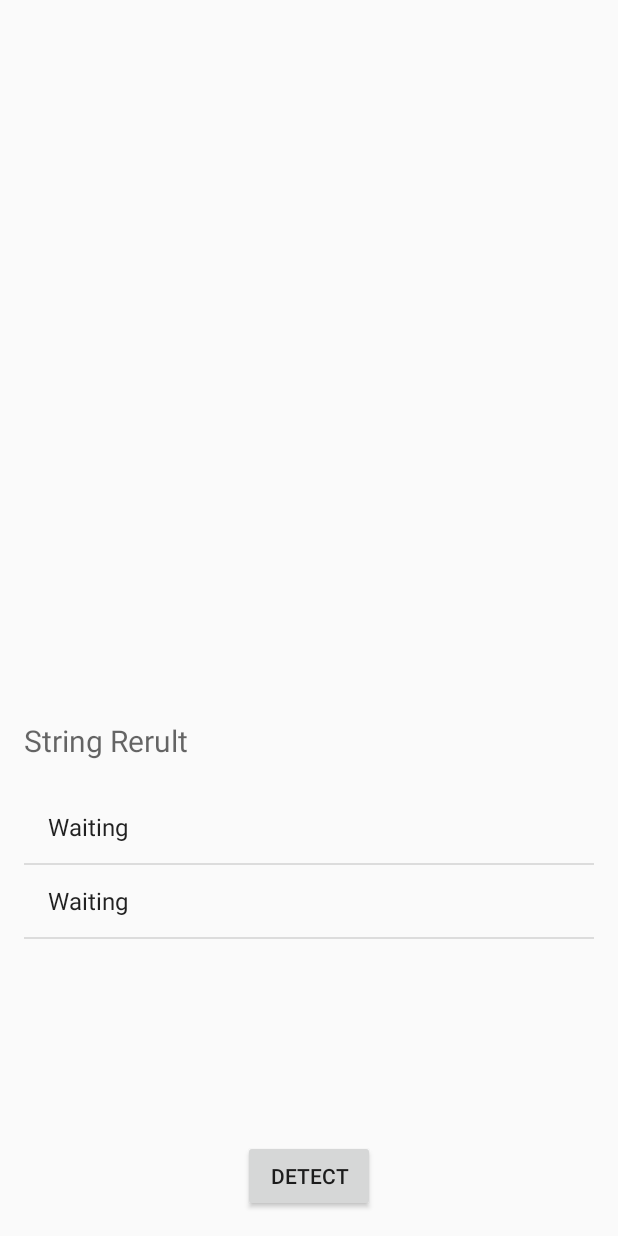
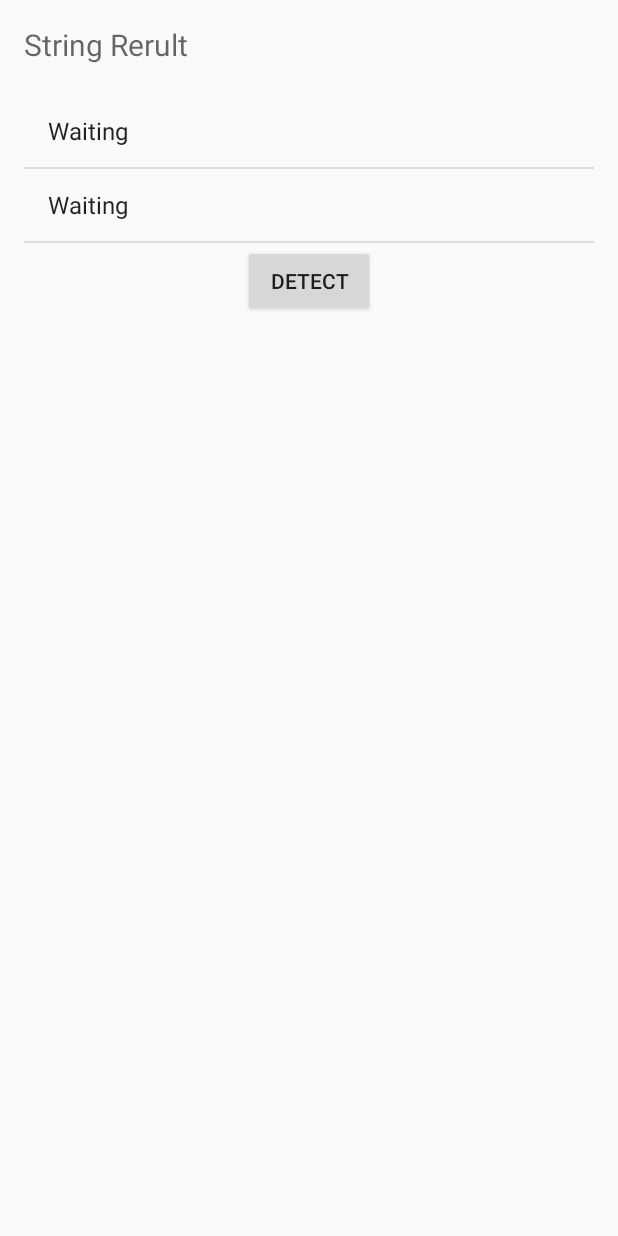
Before and after one commit to quyphse61130/MYO_Code, an Android app: the screen it shows after launch (MultipleMyosActivity), on a phone screen of 412 x 824 dp. Run offline under Robolectric (Android 15) with nearby library versions, the phone set to English and light mode, and no system bars; libraries missing offline, so code that uses them is left out: com.thalmic.myo; 6 statements that could not run were skipped.

Commit message:
show dc chuoi

```diff
--- a/app/src/main/java/example/naoki/ble_myo/callback/MyoGattCallback.java
+++ b/app/src/main/java/example/naoki/ble_myo/callback/MyoGattCallback.java
@@ -270,7 +270,8 @@ public class MyoGattCallback extends BluetoothGattCallback {
             emgDataBytes[emgInputIndex] = emg_br.getByte();
          }
 
-         mHandler.postDelayed(new Runnable() {
+
+         mHandler.post(new Runnable() {
             @Override
             public void run() {
                dataView.setText(callback_msg);
@@ -281,7 +282,7 @@ public class MyoGattCallback extends BluetoothGattCallback {
                   dataList1_b[inputIndex][0] = emgDataBytes[7 + inputIndex];
                }
             }
-         }, 1000);
+         });
 
          if (systemTime_ms > last_send_never_sleep_time_ms + NEVER_SLEEP_SEND_TIME) {
             // set Myo [Never Sleep Mode]
--- a/app/src/main/java/example/naoki/ble_myo/constant/Constant.java
+++ b/app/src/main/java/example/naoki/ble_myo/constant/Constant.java
@@ -20,6 +20,8 @@ public class Constant {
    public static final int REQUEST_ENABLE_BT = 1;
 
    public static final double DEFAULT_END_EVENT = 25;
+   public static final int DEFAULT_HZ_BREAK_EVENT = 3;
+   public static final int DEFAULT_HZ_START_EVENT = 0;
 
-   public static final int REST_CONDITION = 26;
+   public static final int REST_CONDITION = 12;
 }
--- a/app/src/main/java/example/naoki/ble_myo/constant/RequestConstant.java
+++ b/app/src/main/java/example/naoki/ble_myo/constant/RequestConstant.java
@@ -4,7 +4,7 @@ package example.naoki.ble_myo.constant;
  * Created by QuyPH on 2/22/2016.
  */
 public class RequestConstant {
-   public static final String URL_BASE_SERVER = "http://192.168.20.112:8080";
+   public static final String URL_BASE_SERVER = "http://192.168.20.109:8080";
 
    public static final String PARAM_L_EMG_JSON = "lEmgJson";
    public static final String PARAM_R_EMG_JSON = "rEmgJson";
--- a/app/src/main/java/example/naoki/ble_myo/fragment/MyoBaseFragment.java
+++ b/app/src/main/java/example/naoki/ble_myo/fragment/MyoBaseFragment.java
@@ -18,6 +18,7 @@ import com.thalmic.myo.Myo;
 import java.util.Set;
 
 import example.naoki.ble_myo.callback.MyoGattCallback;
+import example.naoki.ble_myo.constant.Constant;
 import example.naoki.ble_myo.model.myo.GestureSaveMethod;
 import example.naoki.ble_myo.model.myo.MyoCommandList;
 
@@ -46,6 +47,8 @@ public abstract class MyoBaseFragment extends Fragment {
     protected MyoCommandList commandList = new MyoCommandList();
 
     protected Set<BluetoothDevice> pairedDevices;
+
+    protected int numberOfHz = Constant.DEFAULT_HZ_BREAK_EVENT;
 
     public MyoBaseFragment(Myo myo, BluetoothAdapter mBluetoothAdapter) {
         this.mBluetoothAdapter = mBluetoothAdapter;
--- a/app/src/main/java/example/naoki/ble_myo/manager/NetworkManager.java
+++ b/app/src/main/java/example/naoki/ble_myo/manager/NetworkManager.java
@@ -127,7 +127,7 @@ public class NetworkManager {
             // Convert to Response
             Log.w(LOG_TAG, "Response string: " + sb.toString());
             //response = new Gson().fromJson(sb.toString(), Response.class);
-          //  response.setStringData(sb.toString());
+            response.setStringData(sb.toString());
         } catch (SocketTimeoutException | FileNotFoundException | UnknownHostException e) {
             // Cannot ping to host - timed out
             response.setStatusCode(ResponseConstant.STATUS_REQUEST_TIME_OUT);
--- a/app/src/main/java/example/naoki/ble_myo/utils/RequestUtils.java
+++ b/app/src/main/java/example/naoki/ble_myo/utils/RequestUtils.java
@@ -23,11 +23,9 @@ public class RequestUtils {
         return instance;
     }
 
-    public void sendEmgData(RequestApiListener requestApiListener, String lEmgJson, String rEmgJson) {
+    public void sendEmgData(RequestApiListener requestApiListener, String myoSignalContent) {
         Map<String, String> params = new HashMap<>();
-        params.put(RequestConstant.PARAM_L_EMG_JSON, lEmgJson);
-        params.put(RequestConstant.PARAM_R_EMG_JSON, rEmgJson);
-        new RequestTask(requestApiListener, params, null).execute(RequestConstant.URL_REQUEST_EMG_DATA, Constant.GET_METHOD);
+        new RequestTask(requestApiListener, params, myoSignalContent).execute(RequestConstant.URL_REQUEST_EMG_DATA, Constant.POST_METHOD);
     }
 
 }
--- a/app/src/main/res/layout/activity_main_layout.xml
+++ b/app/src/main/res/layout/activity_main_layout.xml
@@ -1,5 +1,12 @@
-<LinearLayout xmlns:android="http://schemas.android.com/apk/res/android"
+<ScrollView
+    xmlns:android="http://schemas.android.com/apk/res/android"
     xmlns:tools="http://schemas.android.com/tools"
+    android:layout_width="match_parent"
+    android:layout_height="wrap_content"
+    tools:context=".activity.MainActivity">
+
+
+    <LinearLayout
         android:layout_width="match_parent"
         android:layout_height="match_parent"
         android:orientation="vertical"
@@ -8,7 +15,7 @@
         android:paddingRight="@dimen/activity_horizontal_margin"
         android:paddingTop="@dimen/activity_vertical_margin"
         android:weightSum="3"
-              tools:context=".activity.MainActivity">
+        >
 
         <LinearLayout
             android:id="@+id/ll1"
@@ -25,26 +32,27 @@
             android:orientation="vertical"/>
 
         <TextView
+            android:id="@+id/tv_stringresult"
             android:layout_width="match_parent"
             android:layout_height="wrap_content"
             android:hint="String Rerult"
             android:textSize="20sp"
-
-
             />
 
         <ListView
             android:id="@+id/list"
             android:layout_width="match_parent"
-        android:layout_height="0dp"
+            android:layout_height="100dp"
+            android:layout_marginTop="20dp"
             android:layout_weight="1"
-        android:layout_marginTop="20dp"
             />
+
         <Button
             android:layout_width="wrap_content"
             android:layout_height="wrap_content"
-        android:text="Detect"
             android:layout_gravity="center"
             android:onClick="detectGesture"
+            android:text="Detect"
             />
     </LinearLayout>
+</ScrollView>
```
Also changed, not shown: app/src/main/java/example/naoki/ble_myo/activity/MultipleMyosActivity.java (+29 -8 lines), app/src/main/java/example/naoki/ble_myo/fragment/Myo1Fragment.java (+12 -3 lines), app/src/main/java/example/naoki/ble_myo/fragment/Myo2Fragment.java (+10 -2 lines), app/src/main/java/example/naoki/ble_myo/model/myo/EmgData.java (+11 -1 lines), app/src/main/java/example/naoki/ble_myo/model/request/MyoSignal.java (added, +36 -0 lines), 135 other files. Lines whose indentation alone changed are shown as unchanged.
